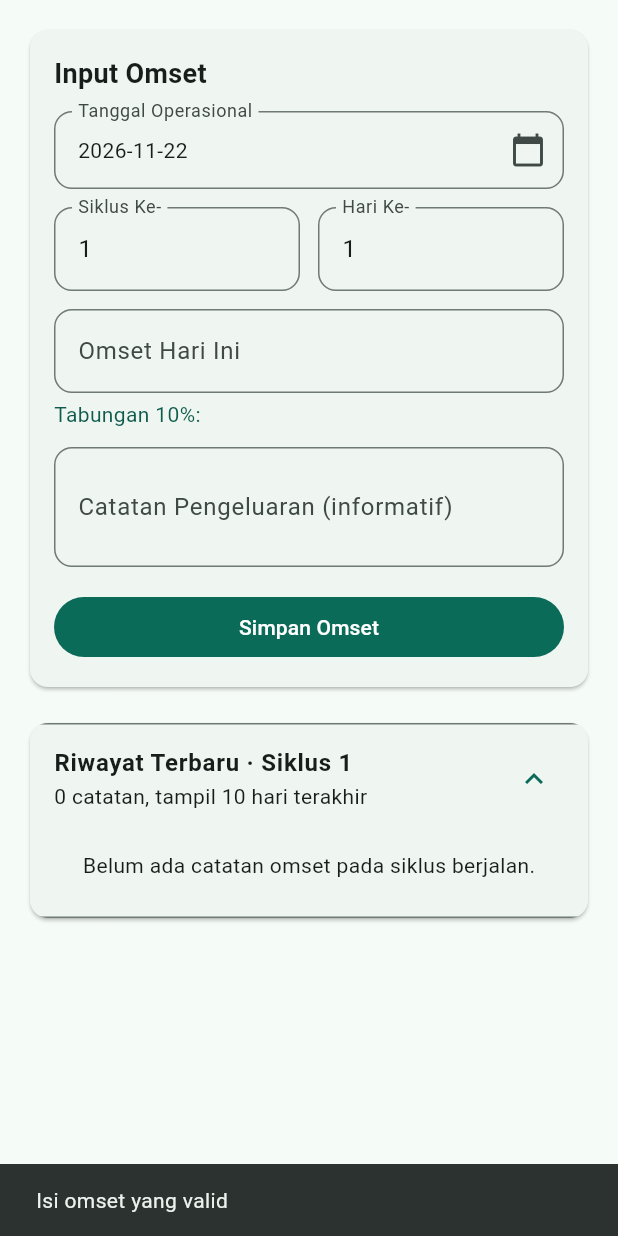
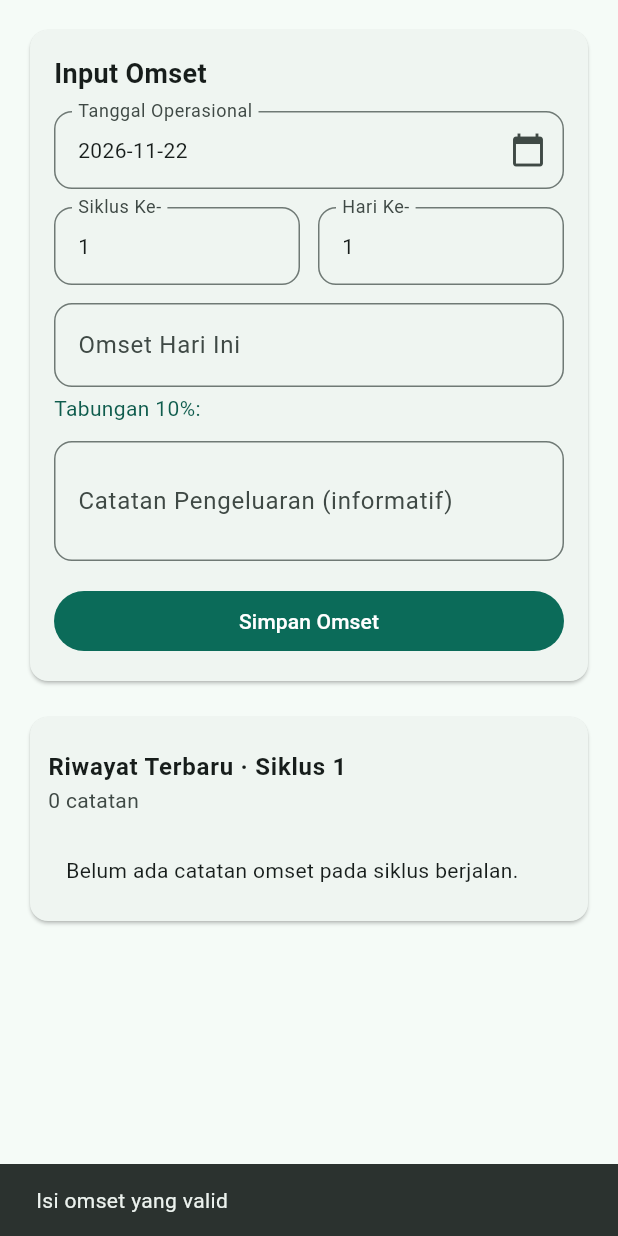
Before and after one commit to aliimron1909/omset-warmad-mobile, a Flutter app: the InputTab widget shown alone on an empty page, opened directly with empty values, after a tap on "Simpan Omset", on a phone screen of 412 x 824 dp. Run offline on Flutter 3.47's test engine with Material 3 defaults, Android fonts, the phone set to English and light mode, and no system bars.

Commit message:
Perbaiki siklus/hari otomatis dan riwayat terbaru

```diff
--- a/lib/main.dart
+++ b/lib/main.dart
@@ -861,8 +861,24 @@ class _InputTabState extends State<InputTab> {
       return;
     }
 
-    final cycle = int.tryParse(_cycleCtrl.text.trim()) ?? (cycleOfDate(_date, w.settings.cr) ?? 1);
-    final day = (int.tryParse(_dayCtrl.text.trim()) ?? 1).clamp(1, 31);
+    final ac = cycleOfDate(_date, w.settings.cr);
+    int cycle;
+    int day;
+    if (ac != null) {
+      cycle = ac;
+      final sp = cycSpan(ac, w.settings.cr);
+      day = sp == null ? 1 : (diffD(sp.s, _date) + 1).clamp(1, 31);
+    } else if (_editDate != null) {
+      final old = w.records.firstWhere((r) => r.date == _editDate,
+          orElse: () => OmRecord(date: _date, cycle: 1, day: 1, omset: 0));
+      cycle = old.cycle;
+      day = old.day.clamp(1, 31);
+    } else {
+      final maxCycle = w.records.isEmpty ? 1 : w.records.map((r) => r.cycle).reduce((a, b) => a > b ? a : b);
+      cycle = maxCycle;
+      final inC = w.records.where((r) => r.cycle == cycle).length;
+      day = (inC + 1).clamp(1, 31);
+    }
 
     final rec = OmRecord(
       date: _date,
@@ -901,6 +917,30 @@ class _InputTabState extends State<InputTab> {
     ScaffoldMessenger.of(context).showSnackBar(const SnackBar(content: Text('Catatan dihapus')));
   }
 
+  Widget _recentTile(WarungData w, OmRecord r) {
+    return Card(
+      margin: const EdgeInsets.only(bottom: 8),
+      child: ListTile(
+        leading: CircleAvatar(
+          radius: 16,
+          backgroundColor: const Color(0xFFE6F2EF),
+          child: Text('${r.day}', style: const TextStyle(fontSize: 12, color: Color(0xFF0F5C4D), fontWeight: FontWeight.bold)),
+        ),
+        title: Text(r.date, style: const TextStyle(fontWeight: FontWeight.w600)),
+        subtitle: Text('${_dayName(r.date)} · Siklus ${r.cycle}${r.expense.isNotEmpty ? ' · ${r.expense}' : ''}'),
+        trailing: Wrap(
+          spacing: 0,
+          crossAxisAlignment: WrapCrossAlignment.center,
+          children: [
+            Text(widget.rupiah(r.omset), style: const TextStyle(fontWeight: FontWeight.bold)),
+            IconButton(icon: const Icon(Icons.edit, size: 20), onPressed: () => _loadForEdit(w, r)),
+            IconButton(icon: const Icon(Icons.delete_outline, size: 20), onPressed: () => _delete(w, r.date)),
+          ],
+        ),
+      ),
+    );
+  }
+
   @override
   Widget build(BuildContext context) {
     final st = widget.state;
@@ -909,20 +949,31 @@ class _InputTabState extends State<InputTab> {
       return const Center(child: Text('Belum ada warung. Sinkronkan dulu dari Dashboard.'));
     }
 
-    if (_cycleCtrl.text.isEmpty || _dayCtrl.text.isEmpty) _syncCycleDay(w, _date);
-
     final ac = cycleOfDate(_date, w.settings.cr);
     final auto = ac != null;
     final sp = auto ? cycSpan(ac!, w.settings.cr) : null;
-    final cycle = int.tryParse(_cycleCtrl.text.trim()) ?? (auto ? ac! : 1);
-    final day = int.tryParse(_dayCtrl.text.trim()) ?? 1;
+    int cycle;
+    int day;
+    if (auto) {
+      cycle = ac!;
+      day = sp == null ? 1 : (diffD(sp.s, _date) + 1).clamp(1, 31);
+    } else if (_editDate != null) {
+      final oldRec = w.records.firstWhere((r) => r.date == _editDate,
+          orElse: () => OmRecord(date: _date, cycle: 1, day: 1, omset: 0));
+      cycle = oldRec.cycle;
+      day = oldRec.day.clamp(1, 31);
+    } else {
+      final maxCycle = w.records.isEmpty ? 1 : w.records.map((r) => r.cycle).reduce((a, b) => a > b ? a : b);
+      cycle = maxCycle;
+      final inC = w.records.where((r) => r.cycle == cycle).length;
+      day = (inC + 1).clamp(1, 31);
+    }
     final existing = w.records.where((r) => r.date == _date && r.date != _editDate).toList();
     final miss = _missingDates(w, cycle);
     final preview = _parseRp(_omsetCtrl.text) * w.settings.pct / 100;
     final runningCycle = cycleOfDate(_today(), w.settings.cr) ?? 1;
     final recent = w.records.where((r) => r.cycle == runningCycle).toList()
       ..sort((a, b) => b.date.compareTo(a.date));
-    final recentShown = recent.take(10).toList();
 
     return ListView(
       padding: const EdgeInsets.all(16),
@@ -1033,24 +1084,22 @@ class _InputTabState extends State<InputTab> {
                 Row(
                   children: [
                     Expanded(
-                      child: TextField(
-                        controller: _cycleCtrl,
-                        keyboardType: TextInputType.number,
+                      child: InputDecorator(
                         decoration: InputDecoration(
                           labelText: 'Siklus Ke-',
                           border: OutlineInputBorder(borderRadius: BorderRadius.circular(12)),
                         ),
+                        child: Text('$cycle'),
                       ),
                     ),
                     const SizedBox(width: 12),
                     Expanded(
-                      child: TextField(
-                        controller: _dayCtrl,
-                        keyboardType: TextInputType.number,
+                      child: InputDecorator(
                         decoration: InputDecoration(
                           labelText: 'Hari Ke-${auto && sp != null ? ' (1–${sp.len})' : ''}',
                           border: OutlineInputBorder(borderRadius: BorderRadius.circular(12)),
                         ),
+                        child: Text('$day'),
                       ),
                     ),
                   ],
@@ -1058,7 +1107,7 @@ class _InputTabState extends State<InputTab> {
                 if (auto && sp != null)
                   Padding(
                     padding: const EdgeInsets.only(top: 6),
-                    child: Text('Siklus ${_cycleCtrl.text}: ${sp.s} s/d ${sp.e} (${sp.len} hari). Otomatis mengikuti tanggal, bisa diedit.',
+                    child: Text('Siklus $cycle: ${sp.s} s/d ${sp.e} (${sp.len} hari). Otomatis mengikuti tanggal.',
                         style: const TextStyle(fontSize: 12, color: Color(0xFF0F5C4D))),
                   ),
                 const SizedBox(height: 12),
@@ -1112,45 +1161,43 @@ class _InputTabState extends State<InputTab> {
         const SizedBox(height: 16),
         Card(
           clipBehavior: Clip.antiAlias,
-          child: ExpansionTile(
+          child: recent.length > 10
+              ? ExpansionTile(
                   initiallyExpanded: true,
                   title: Text('Riwayat Terbaru · Siklus $runningCycle',
                       style: const TextStyle(fontSize: 16, fontWeight: FontWeight.bold)),
-            subtitle: Text('${recent.length} catatan, tampil 10 hari terakhir'),
+                  subtitle: Text('${recent.length} catatan'),
                   childrenPadding: const EdgeInsets.fromLTRB(12, 0, 12, 12),
                   children: [
-              if (recentShown.isEmpty)
+                    if (recent.isEmpty)
                       const Padding(
                         padding: EdgeInsets.all(12),
                         child: Text('Belum ada catatan omset pada siklus berjalan.'),
                       )
                     else
-                ...recentShown.asMap().entries.map((e) {
-                  final i = e.key + 1;
-                  final r = e.value;
-                  return Card(
-                    margin: const EdgeInsets.only(bottom: 8),
-                    child: ListTile(
-                      leading: CircleAvatar(
-                        radius: 16,
-                        backgroundColor: const Color(0xFFE6F2EF),
-                        child: Text('$i', style: const TextStyle(fontSize: 12, color: Color(0xFF0F5C4D), fontWeight: FontWeight.bold)),
-                      ),
-                      title: Text(r.date, style: const TextStyle(fontWeight: FontWeight.w600)),
-                      subtitle: Text('${_dayName(r.date)} · Siklus ${r.cycle}${r.expense.isNotEmpty ? ' · ${r.expense}' : ''}'),
-                      trailing: Wrap(
-                        spacing: 0,
-                        crossAxisAlignment: WrapCrossAlignment.center,
-                        children: [
-                          Text(widget.rupiah(r.omset), style: const TextStyle(fontWeight: FontWeight.bold)),
-                          IconButton(icon: const Icon(Icons.edit, size: 20), onPressed: () => _loadForEdit(w, r)),
-                          IconButton(icon: const Icon(Icons.delete_outline, size: 20), onPressed: () => _delete(w, r.date)),
-                        ],
-                      ),
-                    ),
-                  );
-                }),
-            ],
+                      ...recent.map((r) => _recentTile(w, r)),
+                  ],
+                )
+              : Padding(
+                  padding: const EdgeInsets.fromLTRB(12, 8, 12, 12),
+                  child: Column(
+                    crossAxisAlignment: CrossAxisAlignment.start,
+                    children: [
+                      ListTile(
+                        contentPadding: EdgeInsets.zero,
+                        title: Text('Riwayat Terbaru · Siklus $runningCycle',
+                            style: const TextStyle(fontSize: 16, fontWeight: FontWeight.bold)),
+                        subtitle: Text('${recent.length} catatan'),
+                      ),
+                      if (recent.isEmpty)
+                        const Padding(
+                          padding: EdgeInsets.all(12),
+                          child: Text('Belum ada catatan omset pada siklus berjalan.'),
+                        )
+                      else
+                        ...recent.map((r) => _recentTile(w, r)),
+                    ],
+                  ),
                 ),
         ),
       ],
--- a/pubspec.yaml
+++ b/pubspec.yaml
@@ -1,7 +1,7 @@
 name: warmad_mobile
 description: Aplikasi Omset-WarMad native (Flutter).
 publish_to: 'none'
-version: 5.1.1+11
+version: 5.1.2+12
 
 environment:
   sdk: '>=3.4.0 <4.0.0'
```
Lines whose indentation alone changed are shown as unchanged.
